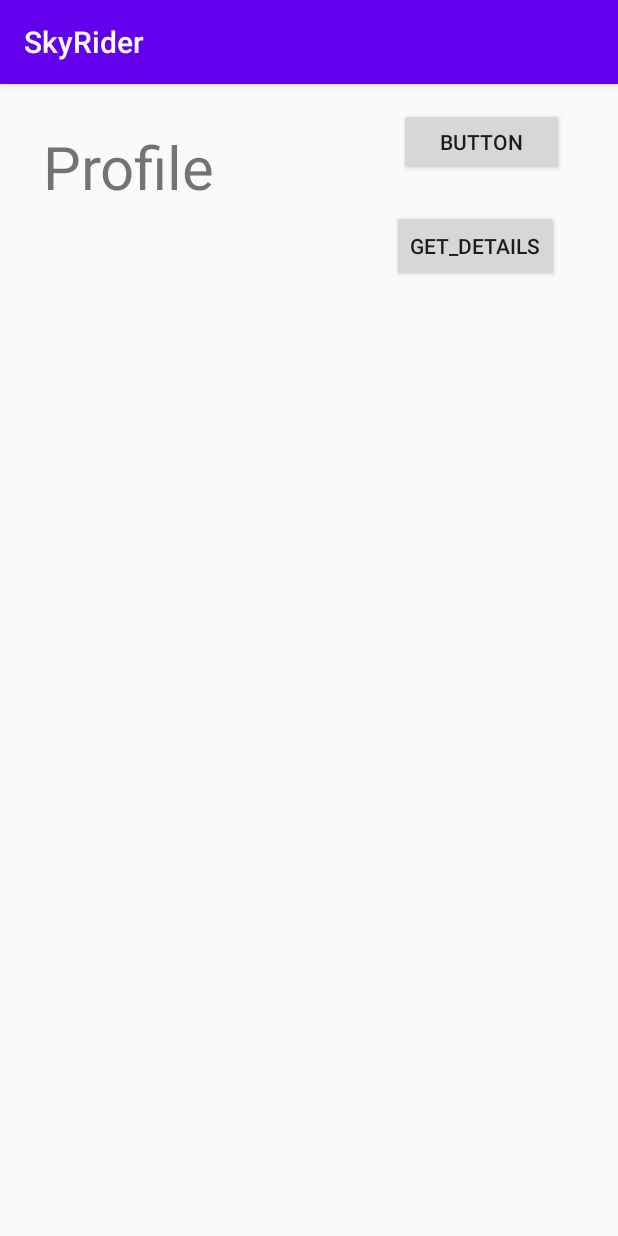
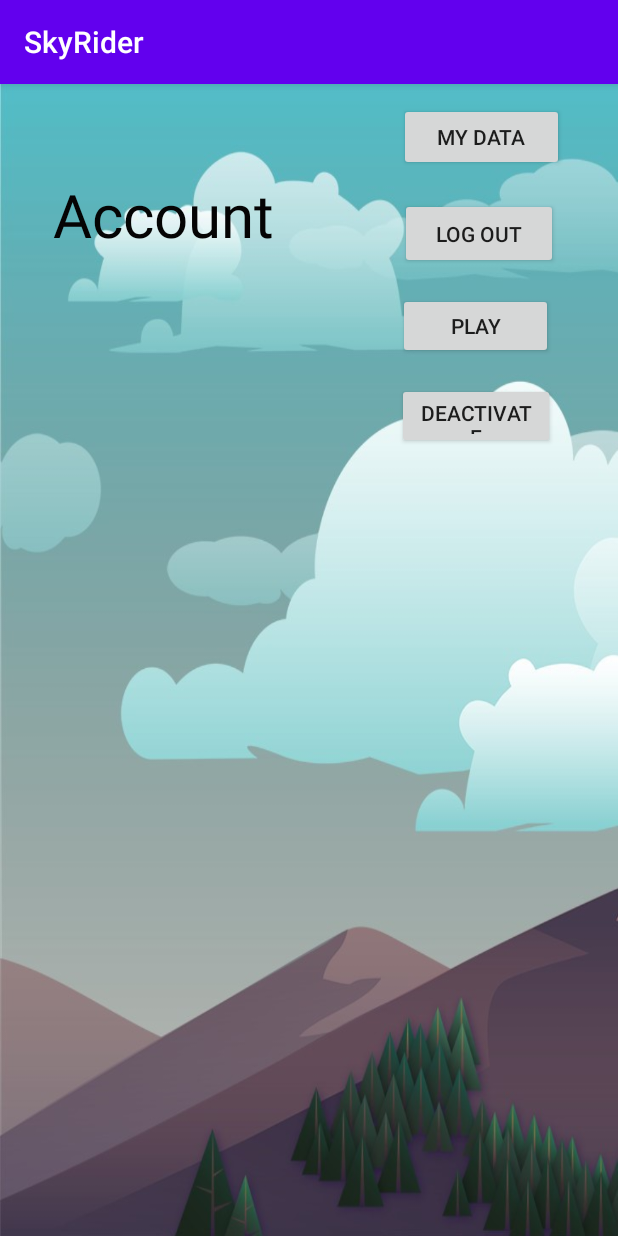
Before and after one commit to shiv-tach/MAD_PROJECT, an Android app: the User_Profile screen opened directly, with no data from a screen before it, on a phone screen of 412 x 824 dp. Run offline under Robolectric (Android 15) with nearby library versions, the phone set to English and light mode, and no system bars; our stand-ins replace Firebase (no records; nobody signed in at launch, a user with empty details on screens opened directly).

Commit message:
All UI Design Done

```diff
--- a/app/src/main/java/com/example/solo/User_Profile.java
+++ b/app/src/main/java/com/example/solo/User_Profile.java
@@ -18,8 +18,8 @@ import com.google.firebase.database.ValueEventListener;
 
 public class User_Profile extends AppCompatActivity {
 
-    TextView text1,text2;
-    Button btn,btn2;
+    TextView text1,text2,text3;
+    Button btn,btn2,btn3,btn4;
     DatabaseReference dataRef;
     Users person;
 
@@ -35,6 +35,8 @@ public class User_Profile extends AppCompatActivity {
         text2 = findViewById(R.id.rr2);
         btn = findViewById(R.id.button2);
         btn2 = findViewById(R.id.btn4);
+        btn3 = findViewById(R.id.btnplay);
+        btn4 = findViewById(R.id.btndelete);
 
         person = new Users();
 
@@ -42,7 +44,12 @@ public class User_Profile extends AppCompatActivity {
             @Override
             public void onClick(View v) {
 
-                dataRef = FirebaseDatabase.getInstance().getReference().child("User/162");
+                Intent intent = getIntent();
+
+                String username = intent.getStringExtra("userName");
+
+
+                dataRef = FirebaseDatabase.getInstance().getReference().child("User/"+username);
                 dataRef.addListenerForSingleValueEvent(new ValueEventListener() {
                     @Override
                     public void onDataChange(@NonNull DataSnapshot dataSnapshot) {
@@ -89,6 +96,26 @@ public class User_Profile extends AppCompatActivity {
             }
         });
 
+        btn3.setOnClickListener(new View.OnClickListener() {
+            @Override
+            public void onClick(View v) {
+
+
+                Intent intent =new Intent(getApplicationContext(),MainActivity.class);
+                startActivity(intent);
+
+            }
+        });
+
+        btn4.setOnClickListener(new View.OnClickListener() {
+            @Override
+            public void onClick(View v) {
+
+
+
+            }
+        });
+
 
 
     }
--- a/app/src/main/res/layout/activity_user__profile.xml
+++ b/app/src/main/res/layout/activity_user__profile.xml
@@ -4,16 +4,18 @@
     xmlns:tools="http://schemas.android.com/tools"
     android:layout_width="match_parent"
     android:layout_height="match_parent"
-    tools:context=".User_Profile">
+    tools:context=".User_Profile"
+    android:background="@drawable/back4"
+    >
 
     <Button
         android:id="@+id/btn4"
-        android:layout_width="wrap_content"
-        android:layout_height="wrap_content"
-        android:layout_marginTop="84dp"
+        android:layout_width="105dp"
+        android:layout_height="47dp"
+        android:layout_marginTop="76dp"
         android:text="@string/ShowDetails"
         app:layout_constraintEnd_toEndOf="parent"
-        app:layout_constraintHorizontal_bias="0.87"
+        app:layout_constraintHorizontal_bias="0.869"
         app:layout_constraintStart_toStartOf="parent"
         app:layout_constraintTop_toTopOf="parent" />
 
@@ -21,11 +23,12 @@
         android:id="@+id/profile_txt"
         android:layout_width="wrap_content"
         android:layout_height="wrap_content"
-        android:layout_marginTop="28dp"
-        android:text="@string/Profile_text"
+        android:layout_marginTop="60dp"
+        android:textColor="#050404"
+        android:text="@string/acount"
         android:textSize="40sp"
         app:layout_constraintEnd_toEndOf="parent"
-        app:layout_constraintHorizontal_bias="0.097"
+        app:layout_constraintHorizontal_bias="0.133"
         app:layout_constraintStart_toStartOf="parent"
         app:layout_constraintTop_toTopOf="parent" />
 
@@ -33,12 +36,12 @@
         android:id="@+id/rr1"
         android:layout_width="wrap_content"
         android:layout_height="wrap_content"
-        android:layout_marginTop="40dp"
+        android:layout_marginTop="80dp"
         android:textSize="30sp"
         app:layout_constraintEnd_toEndOf="parent"
-        app:layout_constraintHorizontal_bias="0.121"
+        app:layout_constraintHorizontal_bias="0.111"
         app:layout_constraintStart_toStartOf="parent"
-        app:layout_constraintTop_toBottomOf="@+id/btn4" />
+        app:layout_constraintTop_toBottomOf="@+id/btndelete" />
 
     <TextView
         android:id="@+id/rr2"
@@ -57,10 +60,32 @@
         android:layout_height="45dp"
         android:layout_marginEnd="36dp"
         android:layout_marginRight="36dp"
-        android:text="@string/button"
+        android:text="@string/getDetails"
         app:layout_constraintBottom_toTopOf="@+id/btn4"
         app:layout_constraintEnd_toEndOf="parent"
         app:layout_constraintTop_toTopOf="parent"
         app:layout_constraintVertical_bias="0.41" />
 
+    <Button
+        android:id="@+id/btnplay"
+        android:layout_width="103dp"
+        android:layout_height="44dp"
+        android:layout_marginTop="16dp"
+        android:text="@string/game"
+        app:layout_constraintEnd_toEndOf="parent"
+        app:layout_constraintHorizontal_bias="0.86"
+        app:layout_constraintStart_toStartOf="parent"
+        app:layout_constraintTop_toBottomOf="@+id/btn4" />
+
+    <Button
+        android:id="@+id/btndelete"
+        android:layout_width="105dp"
+        android:layout_height="44dp"
+        android:layout_marginTop="16dp"
+        android:text="@string/delete"
+        app:layout_constraintEnd_toEndOf="parent"
+        app:layout_constraintHorizontal_bias="0.862"
+        app:layout_constraintStart_toStartOf="parent"
+        app:layout_constraintTop_toBottomOf="@+id/btnplay" />
+
 </androidx.constraintlayout.widget.ConstraintLayout>
--- a/app/src/main/res/values/strings.xml
+++ b/app/src/main/res/values/strings.xml
@@ -13,7 +13,11 @@
     <string name="FullNAme" />
     <string name="Password">Password </string>
     <string name="passwordInput" />
-    <string name="ShowDetails">Get_Details</string>
+    <string name="ShowDetails">Log Out</string>
     <string name="Profile_text">Profile</string>
-    <string name="button">Button</string>>
+    <string name="button">Button</string>
+    <string name="getDetails">My Data</string>
+    <string name="acount">Account</string>
+    <string name="game">Play</string>
+    <string name="delete">Deactivate</string>>
 </resources>
```
Also changed, not shown: app/src/main/java/com/example/solo/User.java (+44 -27 lines), app/src/main/res/layout/activity_register.xml (+15 -5 lines), app/src/main/res/layout/activity_user.xml (+6 -1 lines), app/src/main/res/drawable-v24/login.jpg (added), app/src/main/res/drawable/back2.jpg (added), app/src/main/res/drawable/back3.jpg (added), app/src/main/res/drawable/back4.jpg (added), app/src/main/res/drawable/background_ui.jpg (added).
